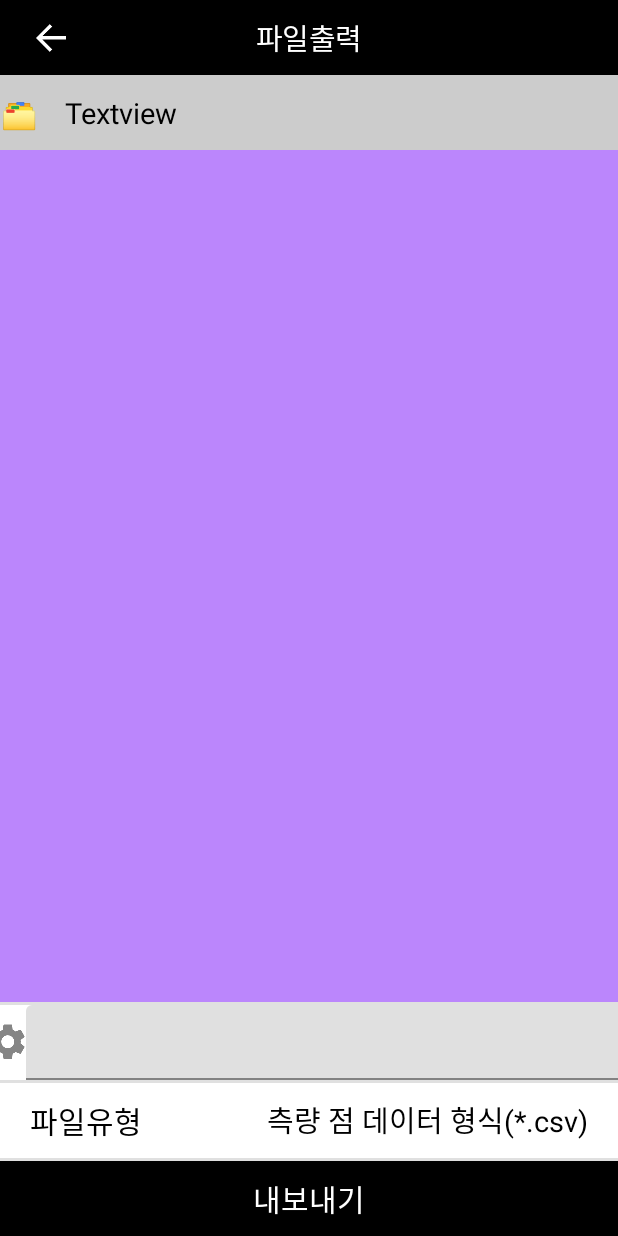
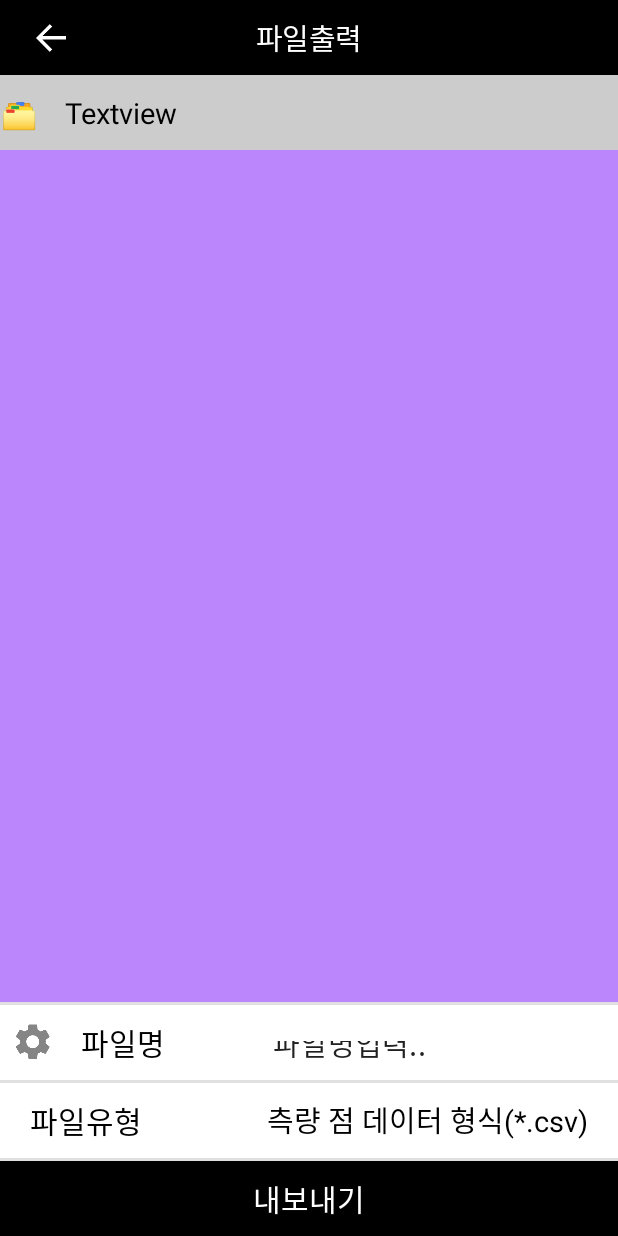
Before and after one commit to developer-caleb/gnss05, an Android app: the FileExportActivity screen opened directly, with no data from a screen before it, on a phone screen of 412 x 824 dp. Run offline under Robolectric (Android 15) with nearby library versions, the phone set to English and light mode, and no system bars; our stand-ins replace data binding.

Commit message:
6.18 first commit second commit NaverMap.kt

```diff
--- a/app/build.gradle
+++ b/app/build.gradle
@@ -50,7 +50,7 @@ dependencies {
     implementation "org.jetbrains.kotlin:kotlin-stdlib:$kotlin_version"
     implementation 'androidx.core:core-ktx:1.5.0'
     implementation 'androidx.appcompat:appcompat:1.3.0'
-    implementation 'com.google.android.material:material:1.3.0'
+    implementation 'com.google.android.material:material:1.3.0-alpha01'
     implementation 'androidx.constraintlayout:constraintlayout:2.0.4'
     testImplementation 'junit:junit:4.+'
     androidTestImplementation 'androidx.test.ext:junit:1.1.2'
--- a/app/src/main/res/layout/activity_file_export.xml
+++ b/app/src/main/res/layout/activity_file_export.xml
@@ -73,13 +73,25 @@
             android:text="파일명" />
 
         <com.google.android.material.textfield.TextInputLayout
-            android:layout_width="match_parent"
+            android:layout_width="wrap_content"
             android:layout_height="wrap_content"
-            app:endIconMode="clear_text">
+            android:layout_weight="2"
+            android:background="@color/white"
+            app:endIconMode="clear_text"
+            app:endIconTint="@color/black"
+            android:includeFontPadding="false"
+            app:boxStrokeWidth="0dp"
+            app:boxStrokeWidthFocused="0dp">
 
             <com.google.android.material.textfield.TextInputEditText
                 android:layout_width="match_parent"
-                android:layout_height="wrap_content"/>
+                android:layout_height="match_parent"
+                android:background="@color/white"
+                android:text="파일명입력.."
+                android:includeFontPadding="false"
+                app:boxStrokeWidth="0dp"
+                app:boxStrokeWidthFocused="0dp"
+                />
 
         </com.google.android.material.textfield.TextInputLayout>
     </LinearLayout>
```
